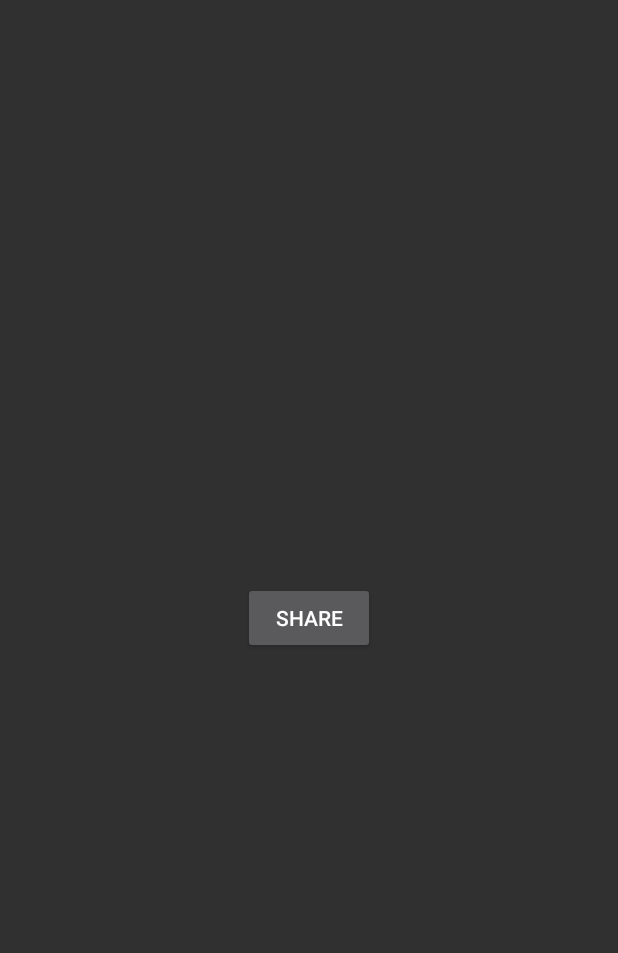
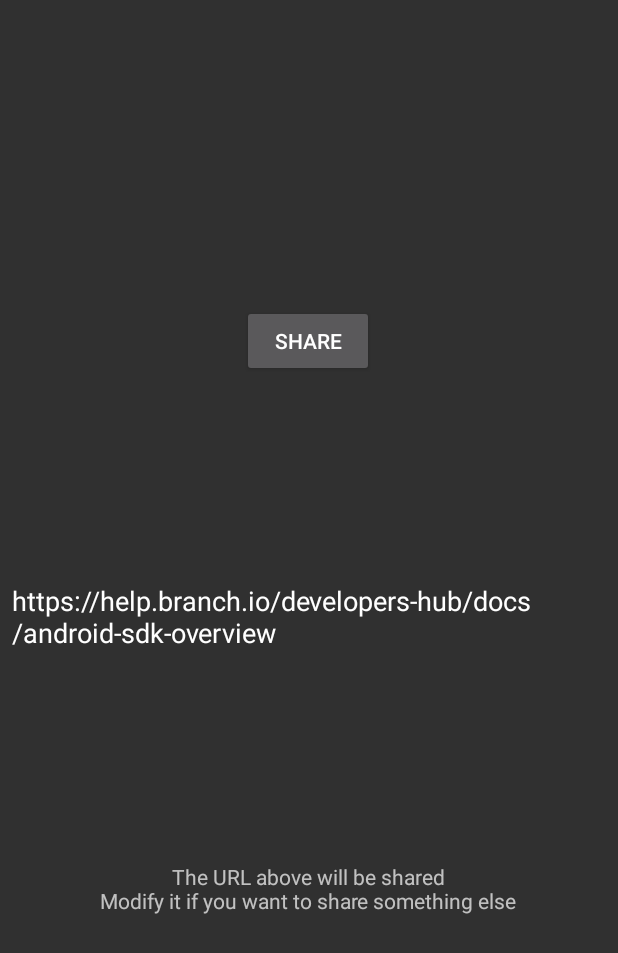
Before and after one commit to kyooryoo/Branch_Test, an Android app: the screen it shows after launch (MainActivity), on a phone screen of 412 x 824 dp. Shown: the top 953 px of the screen. Run offline under Robolectric (Android 15) with nearby library versions, the phone set to English and light mode, and no system bars; libraries missing offline, so code that uses them is left out: io.branch.indexing, io.branch.referral; 7 statements that could not run were skipped.

Commit message:
Add URL input feature

```diff
--- a/app/src/main/java/com/example/myapplication/MainActivity.java
+++ b/app/src/main/java/com/example/myapplication/MainActivity.java
@@ -4,6 +4,7 @@ import android.content.Intent;
 import android.os.Bundle;
 import android.util.Log;
 import android.widget.Button;
+import android.widget.EditText;
 
 import androidx.appcompat.app.AppCompatActivity;
 import androidx.core.content.ContextCompat;
@@ -21,6 +22,7 @@ import io.branch.referral.util.LinkProperties;
 import io.branch.referral.util.ShareSheetStyle;
 
 public class MainActivity extends AppCompatActivity {
+    String url= "";
 
     @Override
     protected void onCreate(Bundle savedInstanceState) {
@@ -50,7 +52,6 @@ public class MainActivity extends AppCompatActivity {
                 .setFeature("sharing")
                 .setCampaign("branch home test")
                 .setStage("new user")
-                .addControlParameter("$desktop_url", "https://help.branch.io/developers-hub/docs/android-sdk-overview")
                 .addControlParameter("custom", "data")
                 .addControlParameter("deep_link_test", "other")
                 .addControlParameter("custom_random", Long.toString(Calendar.getInstance().getTimeInMillis()));
@@ -75,7 +76,7 @@ public class MainActivity extends AppCompatActivity {
             @Override
             public void onLinkShareResponse(String sharedLink, String sharedChannel, BranchError error) {
                 if (error != null) {
-                    Log.i("My App", "Share Failed: " + error.getMessage());
+                    Log.i("MyApp", "Share Failed: " + error.getMessage());
                 } else {
                     Log.i("MyApp", sharedLink + "is shared by " + sharedChannel);
                 }
@@ -96,6 +97,10 @@ public class MainActivity extends AppCompatActivity {
             String check = "\"deep_link_test\":\"other\" exist? ";
             assert value != null;
             Log.i("MyApp", check + (value.equals("other") ? "Yes" : "No"));
+
+            EditText input_url = findViewById(R.id.editText);
+            url = String.valueOf(input_url.getText());
+            lp.addControlParameter("$desktop_url", url);
             buo.showShareSheet(MainActivity.this, lp, ss, sl);
         });
     }
--- a/app/src/main/res/layout/activity_main.xml
+++ b/app/src/main/res/layout/activity_main.xml
@@ -13,8 +13,44 @@
         android:text="@string/share"
         app:layout_constraintBottom_toBottomOf="parent"
         app:layout_constraintEnd_toEndOf="parent"
-        app:layout_constraintHorizontal_bias="0.5"
+        app:layout_constraintHorizontal_bias="0.498"
         app:layout_constraintStart_toStartOf="parent"
         app:layout_constraintTop_toTopOf="parent"
-        tools:ignore="MissingConstraints" />
+        app:layout_constraintVertical_bias="0.262" />
+
+    <EditText
+        android:id="@+id/editText"
+        android:layout_width="0dip"
+        android:layout_height="wrap_content"
+        android:layout_marginStart="8dp"
+        android:layout_marginEnd="8dp"
+        android:layout_weight="1"
+        android:autofillHints=""
+        android:background="@android:color/transparent"
+        android:hint="@string/hint"
+        android:inputType="textUri|textMultiLine"
+        android:minHeight="48dp"
+        android:scrollHorizontally="false"
+        android:text="@string/default_url"
+        app:layout_constraintBottom_toBottomOf="parent"
+        app:layout_constraintEnd_toEndOf="parent"
+        app:layout_constraintHorizontal_bias="1.0"
+        app:layout_constraintStart_toStartOf="parent"
+        app:layout_constraintTop_toTopOf="parent"
+        app:layout_constraintVertical_bias="0.499"
+        tools:ignore="LabelFor,SpeakableTextPresentCheck" />
+
+    <TextView
+        android:id="@+id/textView2"
+        android:layout_width="wrap_content"
+        android:layout_height="wrap_content"
+        android:text="@string/textview"
+        android:textAlignment="center"
+        app:layout_constraintBottom_toBottomOf="parent"
+        app:layout_constraintEnd_toEndOf="parent"
+        app:layout_constraintHorizontal_bias="0.496"
+        app:layout_constraintStart_toStartOf="parent"
+        app:layout_constraintTop_toTopOf="parent"
+        app:layout_constraintVertical_bias="0.729" />
+
 </androidx.constraintlayout.widget.ConstraintLayout>
--- a/app/src/main/res/values/strings.xml
+++ b/app/src/main/res/values/strings.xml
@@ -2,4 +2,8 @@
     <string name="app_name">Branch Test</string>
     <string name="share">Share</string>
     <string name="deep_link_screen">Deep Link Screen</string>
+    <string name="textview">The URL above will be shared\nModify it if you want to share something else</string>
+    <string name="content_description">Input the URL you want to share</string>
+    <string name="default_url">https://help.branch.io/developers-hub/docs/android-sdk-overview</string>
+    <string name="hint">https://help.branch.io/developers-hub</string>
 </resources>
```
